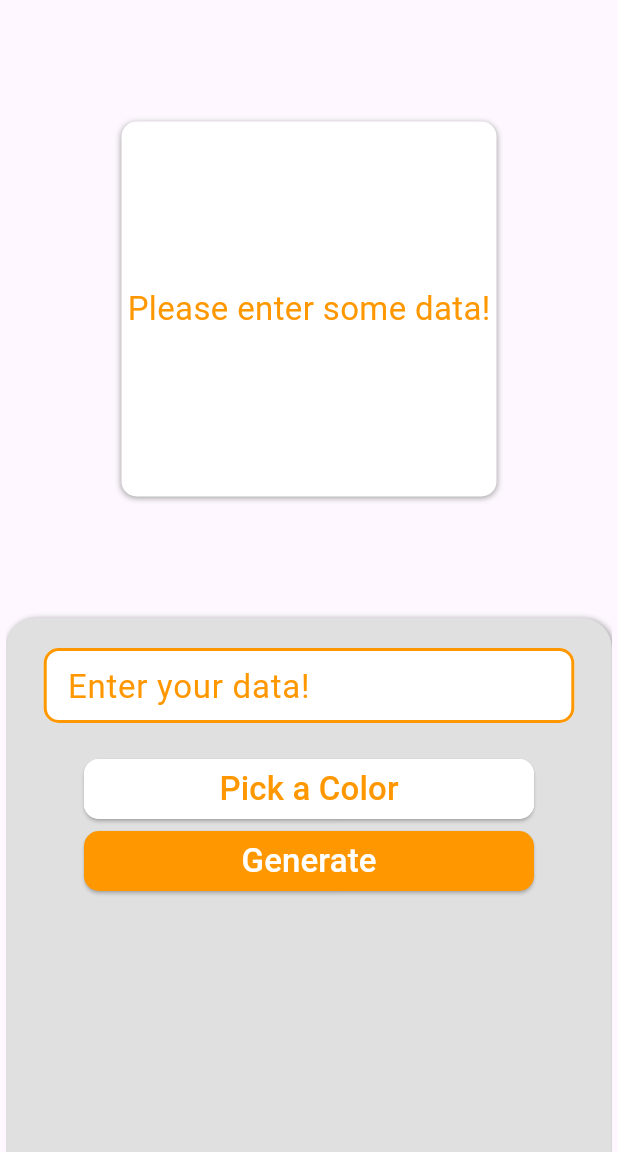
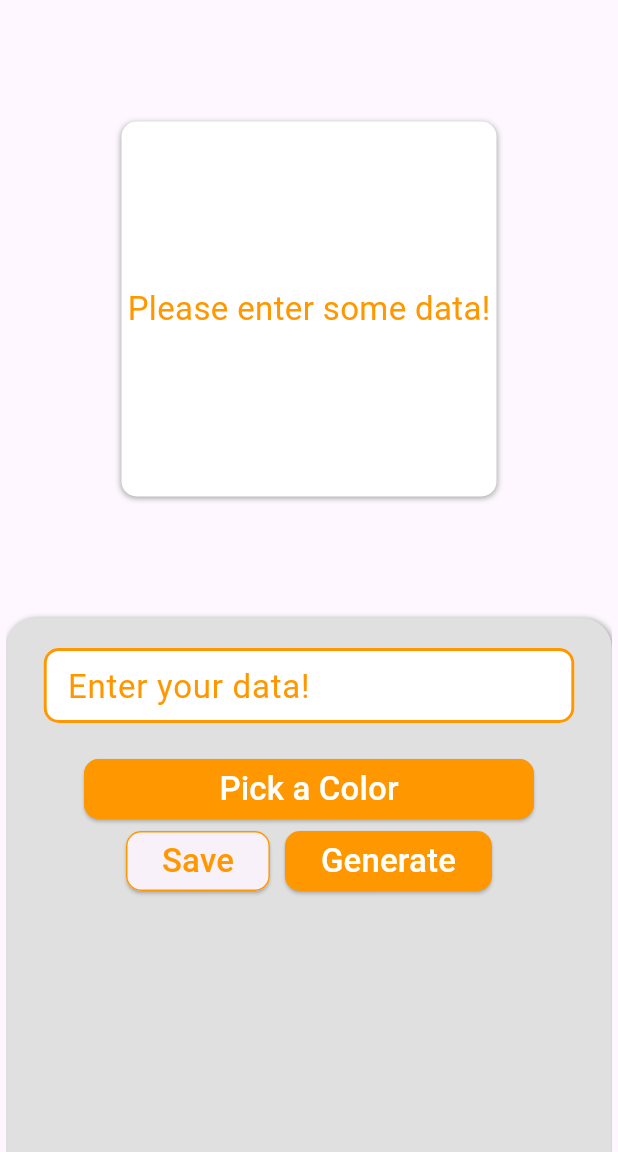
Before and after one commit to Cold-Thunder/QR-code-flutter, a Flutter app: the Generateqr screen opened directly, on a phone screen of 412 x 824 dp, the part 84-1236 px from its top. Run offline on Flutter 3.47's test engine with Material 3 defaults, Android fonts, the light colour scheme and no system bars; our stand-ins replace flutter_colorpicker, fluttertoast, image_gallery_saver, qr_flutter; missing offline and left inert: flutter_barcode_scanner.

Commit message:
qr is completed

```diff
--- a/lib/activities/GenerateQR.dart
+++ b/lib/activities/GenerateQR.dart
@@ -1,9 +1,15 @@
+// import 'dart:nativewrappers/_internal/vm/lib/typed_data_patch.dart';
+import 'dart:typed_data';
 import 'package:flutter/cupertino.dart';
 import 'package:flutter/material.dart';
 import 'package:flutter/rendering.dart';
+import 'package:flutter/widgets.dart';
 import 'package:flutter_colorpicker/flutter_colorpicker.dart';
+import 'package:fluttertoast/fluttertoast.dart';
+import 'package:image_gallery_saver/image_gallery_saver.dart';
 import 'package:qr_code/widgets/MyButton.dart';
 import 'package:qr_flutter/qr_flutter.dart';
+import 'dart:ui' as ui;
 
 class Generateqr extends StatefulWidget{
   @override
@@ -11,9 +17,11 @@ class Generateqr extends StatefulWidget{
 }
 class _Generateqr extends State<Generateqr>{
   String _qrData = '';
+  Color _selColor = Colors.orange;
   Color color = Colors.orange;
   Color picBtn = Colors.white;
   TextEditingController _dataCont = TextEditingController();
+  GlobalKey _globalKey = GlobalKey();
 
   Widget PickerColor(){
       return ColorPicker(
@@ -21,7 +29,6 @@ class _Generateqr extends State<Generateqr>{
           onColorChanged: (picColor){
             setState((){
               color = picColor;
-              picBtn = picColor;
             });
           }
       );
@@ -37,7 +44,9 @@ class _Generateqr extends State<Generateqr>{
           TextButton(
             child:const Text('Select', style: TextStyle(fontSize: 22, color: Colors.orange)),
             onPressed: (){
-
+              setState((){
+                _selColor = color;
+              });
               Navigator.of(context).pop();
             }
           ),
@@ -50,6 +59,31 @@ class _Generateqr extends State<Generateqr>{
         ],
       )
     );
+  }
+
+  Future _saveQR()async{
+    try{
+      RenderRepaintBoundary boundary =
+      _globalKey.currentContext!.findRenderObject() as RenderRepaintBoundary;
+      ui.Image image = await boundary.toImage();
+      ByteData? byteData =
+      await (image.toByteData(format: ui.ImageByteFormat.png));
+      if (byteData != null) {
+        final result =
+        await ImageGallerySaver.saveImage(byteData.buffer.asUint8List());
+        print(result);
+      }
+      Fluttertoast.showToast(
+        msg: 'QR Saved!',
+        backgroundColor: Colors.orange,
+        fontSize: 22,
+        toastLength: Toast.LENGTH_SHORT,
+        textColor: Colors.white,
+        gravity: ToastGravity.BOTTOM
+      );
+    }catch(err){
+      print('error in saving data $err');
+    }
   }
 
   @override
@@ -76,14 +110,6 @@ class _Generateqr extends State<Generateqr>{
             child: Column(
               mainAxisAlignment: MainAxisAlignment.center,
               children: [
-                // Container(
-                //   alignment: Alignment.center,
-                //   child: const Text('QR Generator', style: TextStyle(
-                //     fontSize: 35,
-                //     color: Colors.orange,
-                //     fontWeight: FontWeight.bold
-                //   ))
-                // ),
                 Container(
                   height: hei/2,
                   child: Column(
@@ -105,11 +131,14 @@ class _Generateqr extends State<Generateqr>{
                           )
                         ]
                     ),
-                    child: _qrData != '' ? QrImageView(
+                    child: _qrData != '' ?
+                    RepaintBoundary(
+                      key: _globalKey,
+                      child: QrImageView(
                       data: _qrData,
                       size: 200.0,
-                      foregroundColor: color,
-                    )
+                      foregroundColor: _selColor,
+                    ))
                         :const Text('Please enter some data!',
                       style: TextStyle(
                           fontSize: 22,
@@ -178,13 +207,13 @@ class _Generateqr extends State<Generateqr>{
                    child: ElevatedButton(
                      child: Text('Pick a Color', style: TextStyle(
                          fontSize: 22,
-                         color:picBtn != Colors.white ? Colors.white : Colors.orange
+                         color:_selColor != Colors.white ? Colors.white : Colors.orange
                      )),
                      style: ElevatedButton.styleFrom(
-                       backgroundColor: picBtn,
+                       backgroundColor: _selColor,
                        shape: RoundedRectangleBorder(
                          side: BorderSide(
-                           color: picBtn,
+                           color: _selColor,
                            width: 2
                          ),
                          borderRadius: BorderRadius.circular(10)
@@ -197,7 +226,31 @@ class _Generateqr extends State<Generateqr>{
                  ),
                  //input button
                 Container(
-                  width: 300,
+                  child: Row(
+                    mainAxisAlignment: MainAxisAlignment.center,
+
+                    children: [
+                      Container(
+                          margin: EdgeInsets.only(right: 10),
+                          child: ElevatedButton(
+                              style: ElevatedButton.styleFrom(
+                                shape: RoundedRectangleBorder(
+                                    borderRadius: BorderRadius.circular(10),
+                                    side: BorderSide(
+                                      color: Colors.orange,
+                                    )
+                                ),
+                              ),
+                              child: Text('Save', style: TextStyle(
+                                fontSize: 22,
+                                color: Colors.orange,
+                              )),
+                              onPressed:(){
+                                _saveQR();
+                              }
+                          )
+                      ),
+                      Container(
                           child: ElevatedButton(
                               style: ElevatedButton.styleFrom(
                                   backgroundColor: Colors.orange,
@@ -215,6 +268,10 @@ class _Generateqr extends State<Generateqr>{
                               child: Text('Generate', style: TextStyle(fontSize: 22, color: Colors.white))
                           )
                       ),
+
+                    ]
+                  )
+                ),
                     ]
                   )
                 )
--- a/pubspec.yaml
+++ b/pubspec.yaml
@@ -38,6 +38,8 @@ dependencies:
   qr_flutter: ^4.1.0
   flutter_barcode_scanner: ^2.0.0
   flutter_colorpicker: ^1.1.0
+  image_gallery_saver: ^2.0.3
+  fluttertoast: ^8.2.6
 
 dev_dependencies:
   flutter_test:
@@ -48,7 +50,7 @@ dev_dependencies:
   # activated in the `analysis_options.yaml` file located at the root of your
   # package. See that file for information about deactivating specific lint
   # rules and activating additional ones.
-  flutter_lints: ^3.0.0
+  flutter_lints: ^4.0.0
 
 # For information on the generic Dart part of this file, see the
 # following page: https://dart.dev/tools/pub/pubspec
```
Also changed, not shown: pubspec.lock. Lines whose indentation alone changed are shown as unchanged.
